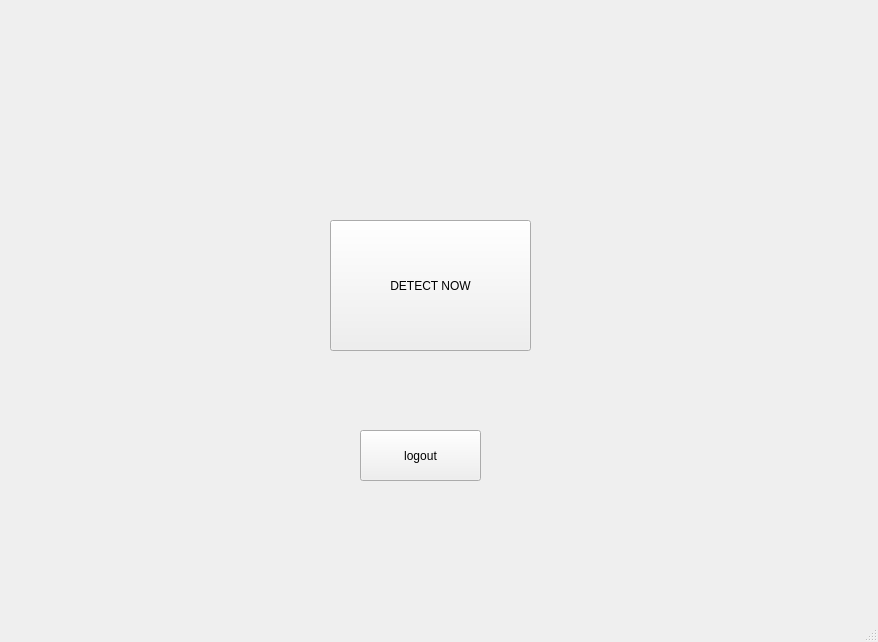
Qt form UI/Dashboard.ui (JJLee2910/Final-Year-Project) before a commit.
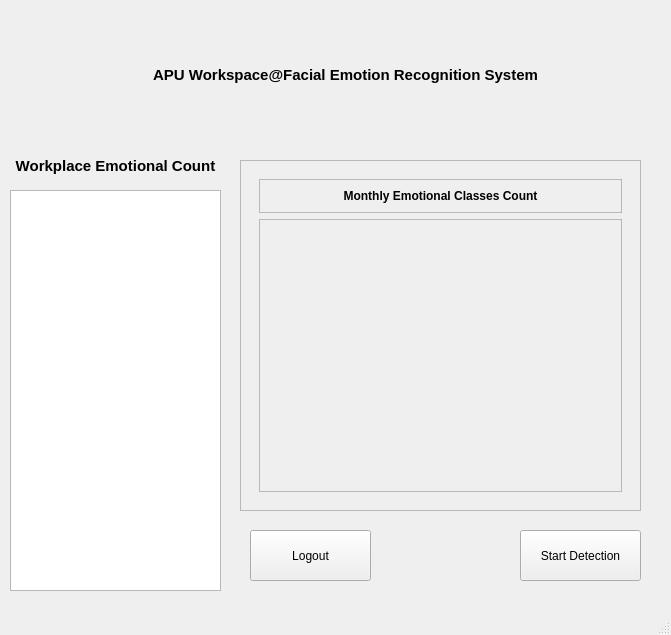
The same form after that commit. Icons and pictures are not drawn.

Commit message: update the dashboard design

Diff of the .ui file:
```diff
--- a/UI/Dashboard.ui
+++ b/UI/Dashboard.ui
@@ -6,8 +6,8 @@
    <rect>
     <x>0</x>
     <y>0</y>
-    <width>878</width>
-    <height>642</height>
+    <width>671</width>
+    <height>635</height>
    </rect>
   </property>
   <property name="windowTitle">
@@ -17,29 +17,189 @@
    <widget class="QPushButton" name="detectButton">
     <property name="geometry">
      <rect>
-      <x>330</x>
-      <y>220</y>
-      <width>201</width>
-      <height>131</height>
+      <x>520</x>
+      <y>530</y>
+      <width>121</width>
+      <height>51</height>
      </rect>
     </property>
     <property name="text">
-     <string>DETECT NOW</string>
+     <string>Start Detection</string>
     </property>
    </widget>
    <widget class="QPushButton" name="pushButton_2">
     <property name="geometry">
      <rect>
-      <x>360</x>
-      <y>430</y>
+      <x>250</x>
+      <y>530</y>
       <width>121</width>
       <height>51</height>
      </rect>
     </property>
     <property name="text">
-     <string>logout</string>
+     <string>Logout</string>
     </property>
    </widget>
+   <widget class="QTableWidget" name="tableWidget">
+    <property name="geometry">
+     <rect>
+      <x>10</x>
+      <y>190</y>
+      <width>211</width>
+      <height>401</height>
+     </rect>
+    </property>
+   </widget>
+   <widget class="QWidget" name="loginWidget" native="true">
+    <property name="geometry">
+     <rect>
+      <x>10</x>
+      <y>10</y>
+      <width>631</width>
+      <height>131</height>
+     </rect>
+    </property>
+    <widget class="QLabel" name="logoLabel">
+     <property name="geometry">
+      <rect>
+       <x>20</x>
+       <y>10</y>
+       <width>101</width>
+       <height>111</height>
+      </rect>
+     </property>
+     <property name="styleSheet">
+      <string notr="true">border-image: url(:/images/Icons/Logo-APU-200.png);
+</string>
+     </property>
+     <property name="text">
+      <string/>
+     </property>
+    </widget>
+    <widget class="QLabel" name="titleLabel">
+     <property name="geometry">
+      <rect>
+       <x>130</x>
+       <y>20</y>
+       <width>411</width>
+       <height>91</height>
+      </rect>
+     </property>
+     <property name="font">
+      <font>
+       <pointsize>11</pointsize>
+       <weight>75</weight>
+       <bold>true</bold>
+      </font>
+     </property>
+     <property name="text">
+      <string>APU Workspace@Facial Emotion Recognition System</string>
+     </property>
+     <property name="textFormat">
+      <enum>Qt::RichText</enum>
+     </property>
+     <property name="alignment">
+      <set>Qt::AlignCenter</set>
+     </property>
+    </widget>
+   </widget>
+   <widget class="QLabel" name="label">
+    <property name="geometry">
+     <rect>
+      <x>10</x>
+      <y>150</y>
+      <width>211</width>
+      <height>31</height>
+     </rect>
+    </property>
+    <property name="font">
+     <font>
+      <pointsize>11</pointsize>
+      <weight>75</weight>
+      <bold>true</bold>
+     </font>
+    </property>
+    <property name="text">
+     <string>Workplace Emotional Count</string>
+    </property>
+    <property name="alignment">
+     <set>Qt::AlignCenter</set>
+    </property>
+   </widget>
+   <widget class="QFrame" name="chart_frame">
+    <property name="geometry">
+     <rect>
+      <x>240</x>
+      <y>160</y>
+      <width>401</width>
+      <height>351</height>
+     </rect>
+    </property>
+    <property name="frameShape">
+     <enum>QFrame::StyledPanel</enum>
+    </property>
+    <property name="frameShadow">
+     <enum>QFrame::Raised</enum>
+    </property>
+    <layout class="QHBoxLayout" name="horizontalLayout_7">
+     <item>
+      <widget class="QStackedWidget" name="chart_widget">
+       <property name="currentIndex">
+        <number>0</number>
+       </property>
+       <widget class="QWidget" name="page">
+        <layout class="QVBoxLayout" name="verticalLayout_6">
+         <item alignment="Qt::AlignTop">
+          <widget class="QFrame" name="defect_chart_frame">
+           <property name="frameShape">
+            <enum>QFrame::StyledPanel</enum>
+           </property>
+           <property name="frameShadow">
+            <enum>QFrame::Raised</enum>
+           </property>
+           <layout class="QVBoxLayout" name="verticalLayout_7">
+            <item alignment="Qt::AlignTop">
+             <widget class="QLabel" name="defect_chart_labe">
+              <property name="font">
+               <font>
+                <weight>75</weight>
+                <bold>true</bold>
+               </font>
+              </property>
+              <property name="text">
+               <string>Monthly Emotional Classes Count</string>
+              </property>
+              <property name="alignment">
+               <set>Qt::AlignCenter</set>
+              </property>
+             </widget>
+            </item>
+           </layout>
+          </widget>
+         </item>
+         <item>
+          <widget class="QFrame" name="chart">
+           <property name="sizePolicy">
+            <sizepolicy hsizetype="Preferred" vsizetype="Expanding">
+             <horstretch>0</horstretch>
+             <verstretch>0</verstretch>
+            </sizepolicy>
+           </property>
+           <property name="frameShape">
+            <enum>QFrame::StyledPanel</enum>
+           </property>
+           <property name="frameShadow">
+            <enum>QFrame::Raised</enum>
+           </property>
+           <layout class="QGridLayout" name="gridLayout"/>
+          </widget>
+         </item>
+        </layout>
+       </widget>
+      </widget>
+     </item>
+    </layout>
+   </widget>
   </widget>
   <widget class="QStatusBar" name="statusbar"/>
  </widget>
```
Left out of the diff: 4 changed lines with no effect on the pictures. The commit also changes 2 other files.
